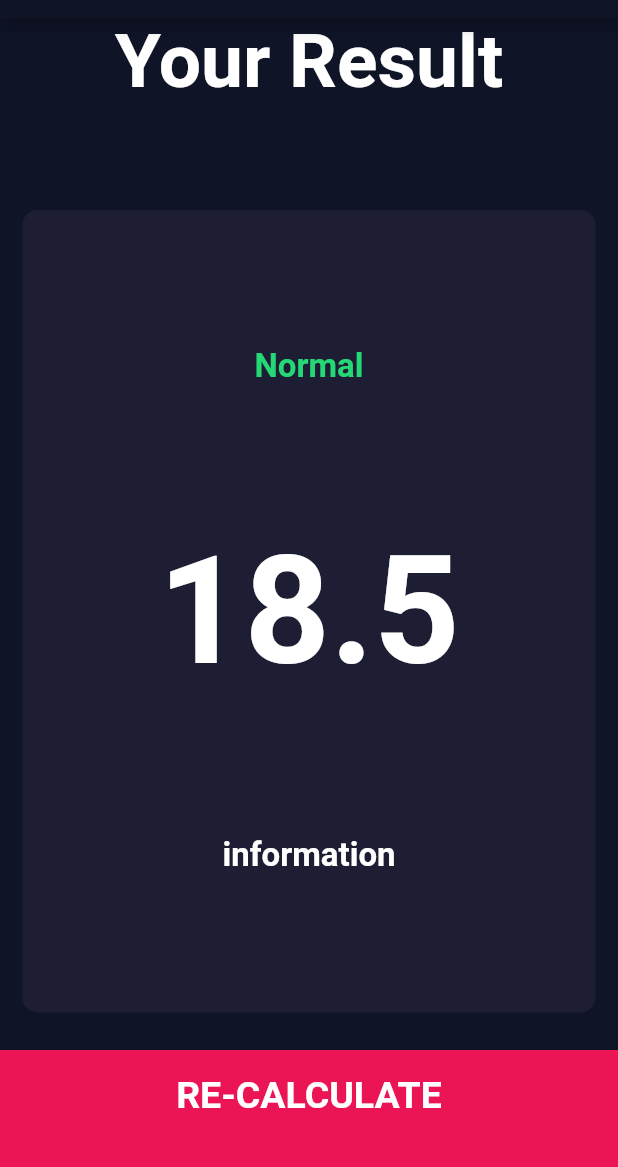
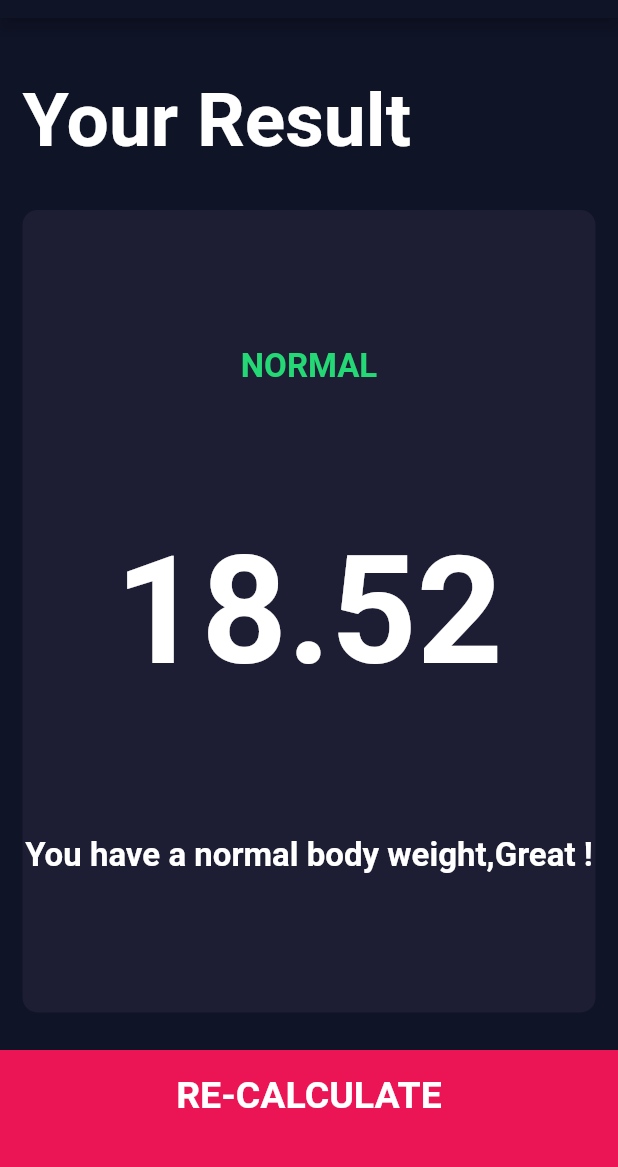
Before and after one commit to prsheth/bmi_calculator, a Flutter app: the screen it shows after launch, after a tap on "CALCULATE", on a phone screen of 412 x 824 dp, the part 66-1233 px from its top. Run offline on Flutter 3.47's test engine with Material 2 defaults, Android fonts, the phone set to English and light mode, and no system bars; our stand-ins replace font_awesome_flutter.

Commit message:
Orgaanized code into screens and components, Added arguments to named route to share state data from screen to another screen, changed text color based on the result text. Added bmi calculations

```diff
--- /dev/null
+++ b/lib/bmiCalculator.dart
@@ -0,0 +1,33 @@
+import 'dart:math';
+
+class CalculatorBrain {
+  CalculatorBrain({this.weight, this.height});
+  final int weight;
+  final int height;
+  double _bmi;
+
+  String calculate() {
+    _bmi = weight / pow(height / 100, 2);
+    return _bmi.toStringAsFixed(2);
+  }
+
+  String getResult() {
+    if (_bmi >= 25) {
+      return 'Overweight';
+    } else if (_bmi > 18.5) {
+      return 'Normal';
+    } else {
+      return 'Underweight';
+    }
+  }
+
+  String getInterpretation() {
+    if (_bmi >= 25) {
+      return 'You have a higher than normal body weight, try to exercise more';
+    } else if (_bmi > 18.5) {
+      return 'You have a normal body weight,Great !';
+    } else {
+      return 'You have a lesser than normal body weight, eat away!';
+    }
+  }
+}
--- a/lib/components/constants.dart
+++ b/lib/components/constants.dart
@@ -31,6 +31,11 @@ const kResultTextStyle = TextStyle(
   fontSize: 22.0,
   fontWeight: FontWeight.bold,
 );
+const kAlternateResultTextStyle = TextStyle(
+  color: Colors.red,
+  fontSize: 22.0,
+  fontWeight: FontWeight.bold,
+);
 
 const kBMITextStyle = TextStyle(
   fontSize: 100.0,
--- a/lib/main.dart
+++ b/lib/main.dart
@@ -16,7 +16,11 @@ class BMICalculator extends StatelessWidget {
       initialRoute: '/',
       routes: {
         '/': (context) => InputPage(),
-        '/results': (context) => ResultsPage()
+        '/results': (context) => ResultsPage(
+              bmiResult: '',
+              resultText: '',
+              interpretation: '',
+            )
       },
     );
   }
--- a/lib/screens/input_page.dart
+++ b/lib/screens/input_page.dart
@@ -5,6 +5,8 @@ import '../components/icon_content.dart';
 import '../components/constants.dart';
 import '../components/bottom_button.dart';
 import '../components/round_button.dart';
+import 'package:bmi/bmiCalculator.dart';
+import 'results_page.dart';
 
 enum Gender { male, female }
 
@@ -147,9 +149,20 @@ class _InputPageState extends State<InputPage> {
                           'WEIGHT',
                           style: kLabelTextStyle,
                         ),
-                        Text(
-                          weight.toString(),
-                          style: kNumberTextStyle,
+                        Row(
+                          textBaseline: TextBaseline.alphabetic,
+                          mainAxisAlignment: MainAxisAlignment.center,
+                          crossAxisAlignment: CrossAxisAlignment.baseline,
+                          children: <Widget>[
+                            Text(
+                              weight.toString(),
+                              style: kNumberTextStyle,
+                            ),
+                            Text(
+                              'kg',
+                              style: kLabelTextStyle,
+                            ),
+                          ],
                         ),
                         Row(
                           mainAxisAlignment: MainAxisAlignment.center,
@@ -225,7 +238,17 @@ class _InputPageState extends State<InputPage> {
           BottomButton(
             buttonTitle: 'CALCULATE',
             onTapped: () {
-              Navigator.pushNamed(context, '/results');
+              CalculatorBrain calc =
+                  CalculatorBrain(height: height, weight: weight);
+              Navigator.pushNamed(
+                context,
+                '/results',
+                arguments: ResultsPage(
+                  bmiResult: calc.calculate(),
+                  resultText: calc.getResult(),
+                  interpretation: calc.getInterpretation(),
+                ),
+              );
             },
           )
         ],
--- a/lib/screens/results_page.dart
+++ b/lib/screens/results_page.dart
@@ -1,11 +1,25 @@
 import 'package:bmi/components/constants.dart';
+import 'package:bmi/screens/input_page.dart';
 import 'package:flutter/material.dart';
 import '../components/resuable_card.dart';
 import '../components/bottom_button.dart';
+import 'package:bmi/bmiCalculator.dart';
 
 class ResultsPage extends StatelessWidget {
+  ResultsPage(
+      {@required this.bmiResult,
+      @required this.resultText,
+      @required this.interpretation});
+
+  final String bmiResult;
+  final String resultText;
+  final String interpretation;
+
   @override
   Widget build(BuildContext context) {
+    final ResultsPage args = ModalRoute.of(context)
+        .settings
+        .arguments; //GET ARGUMENTS FROM WHERE IT WAS SET
     return Scaffold(
       appBar: AppBar(
         title: Text('BMI CALCULATOR'),
@@ -15,6 +29,8 @@ class ResultsPage extends StatelessWidget {
         children: <Widget>[
           Expanded(
             child: Container(
+              padding: EdgeInsets.all(15.0),
+              alignment: Alignment.bottomLeft,
               child: Text(
                 'Your Result',
                 style: kLargeTextStyle,
@@ -29,18 +45,24 @@ class ResultsPage extends StatelessWidget {
                 mainAxisAlignment: MainAxisAlignment.spaceEvenly,
                 crossAxisAlignment: CrossAxisAlignment.stretch,
                 children: <Widget>[
+                  args.resultText == 'Normal'
+                      ? Text(
+                          args.resultText.toUpperCase(),
+                          style: kResultTextStyle,
+                          textAlign: TextAlign.center,
+                        )
+                      : Text(
+                          args.resultText.toUpperCase(),
+                          style: kAlternateResultTextStyle,
+                          textAlign: TextAlign.center,
+                        ),
                   Text(
-                    'Normal',
-                    style: kResultTextStyle,
-                    textAlign: TextAlign.center,
-                  ),
-                  Text(
-                    '18.5',
+                    args.bmiResult,
                     style: kBMITextStyle,
                     textAlign: TextAlign.center,
                   ),
                   Text(
-                    'information',
+                    args.interpretation,
                     style: kBodyTextStyle,
                     textAlign: TextAlign.center,
                   ),
```
